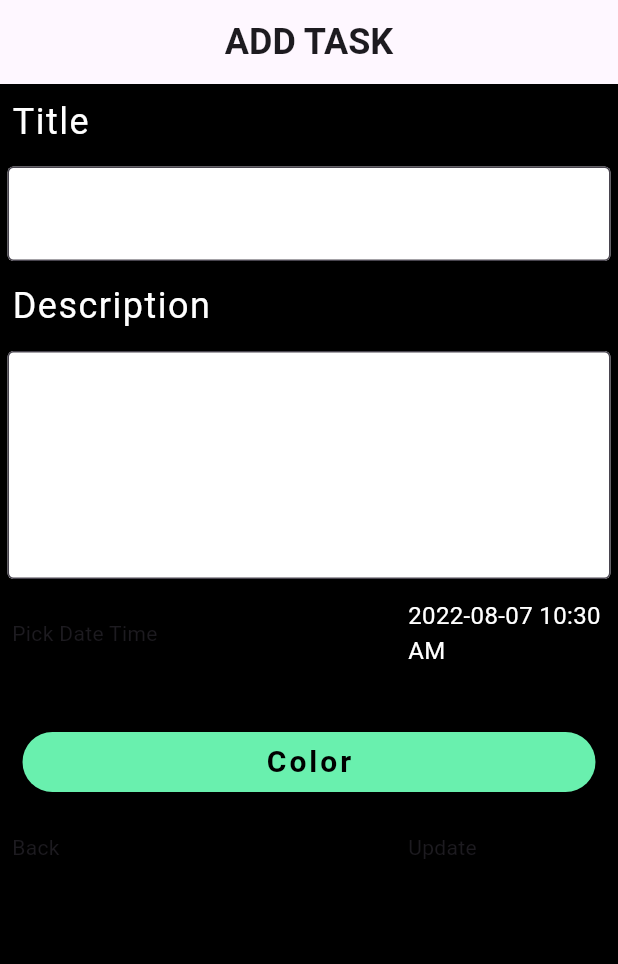
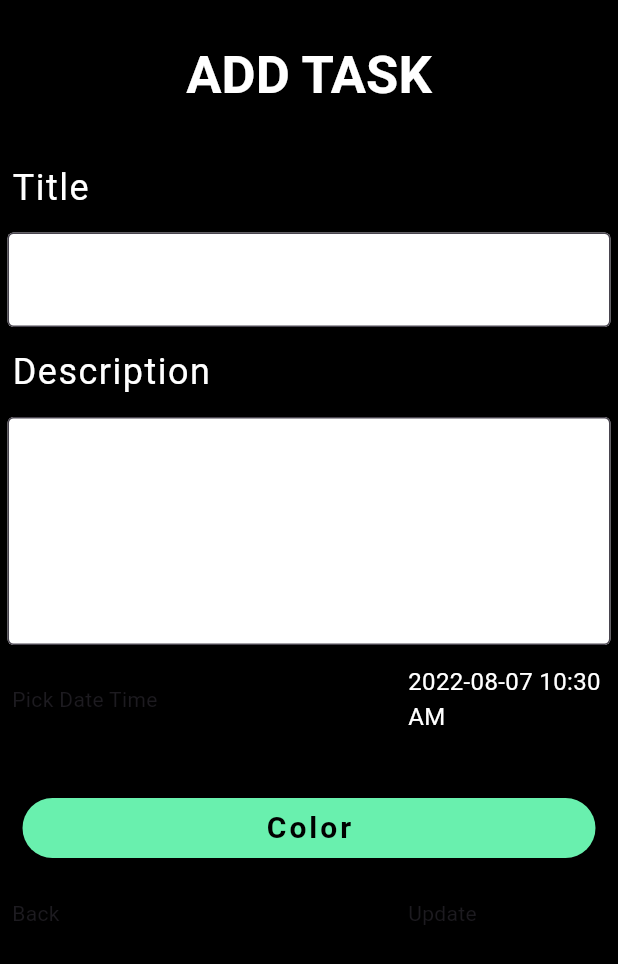
Before and after one commit to Mohsin222/task-app, a Flutter app: the screen it shows after launch, after a tap on the "add" icon, on a phone screen of 412 x 824 dp. Shown: the top 964 px of the screen. Run offline on Flutter 3.47's test engine with Material 2 defaults, Android fonts, the phone set to English and light mode, and no system bars; our stand-ins replace hive, hive_flutter; missing offline and left inert: flutter_glow, flutter_material_color_picker; accounts and stored records are empty.

Commit message:
My todo task app with Hive complete

```diff
--- a/lib/main.dart
+++ b/lib/main.dart
@@ -3,6 +3,7 @@ import 'package:hive_flutter/hive_flutter.dart';
 import 'package:provider/provider.dart';
 import 'package:todo_task_app/model/task_model.dart';
 import 'package:todo_task_app/provider/home_provider.dart';
+import 'package:todo_task_app/provider/practice_prov.dart';
 import 'package:todo_task_app/views/home_page.dart';
 
 Future<void> main()async {
@@ -23,6 +24,7 @@ class MyApp extends StatelessWidget {
     return MultiProvider(
       providers: [
            ChangeNotifierProvider(create: (context) => HomeProvider()),
+                 ChangeNotifierProvider(create: (context) => Practice_Provider()),
       ],
       child: MaterialApp(
         title: 'Flutter Demo',
--- /dev/null
+++ b/lib/provider/practice_prov.dart
@@ -0,0 +1,14 @@
+import 'package:flutter/cupertino.dart';
+
+class Practice_Provider extends ChangeNotifier{
+  // Future<Map> fetch()async{
+
+//    if(box.isEmpty){
+//     return Future.value();
+//   }else{
+//     return Future.value(box.toMap());
+//   }
+// }
+  String searchQuery = '';
+
+}
--- a/lib/views/a1.dart
+++ b/lib/views/a1.dart
@@ -12,7 +12,7 @@ class A1 extends StatelessWidget {
     HomeProvider homeProvider = Provider.of<HomeProvider>(context,listen: false);
    return Scaffold(
     body: FutureBuilder<Map>(
-      future:homeProvider.fetch() ,
+    //  future:homeProvider.fetch() ,
     builder: (context,AsyncSnapshot  snapshot){
 
 
--- a/lib/views/add_task.dart
+++ b/lib/views/add_task.dart
@@ -37,7 +37,9 @@ class AddTask extends StatelessWidget {
     return Scaffold(
       backgroundColor: Colors.black,
       appBar: AppBar(
-        title: const Text('ADD TASK',style: TextStyle(fontSize: 24,fontWeight: FontWeight.bold),),
+        toolbarHeight: 100,
+        backgroundColor: Colors.black,
+        title: const Text('ADD TASK',style: TextStyle(fontSize: 35,fontWeight: FontWeight.bold,color: Colors.white,),),
         centerTitle: true,
         automaticallyImplyLeading: false,
       ),
@@ -80,7 +82,7 @@ class AddTask extends StatelessWidget {
                               flex: 1,
                               child: Text(
                                 DateFormat('yyyy-MM-dd KK:mm a')
-                                    .format(DateTime.now()),
+                                    .format(value.dateTime),
                                 style: TextStyle(
                                     fontSize: 16, color: Colors.white),
                               )),
--- a/lib/widgets/home_page_card.dart
+++ b/lib/widgets/home_page_card.dart
@@ -16,10 +16,6 @@ final TaskModel todo;
       required this.index,
       this.box, required this.todo});
 
-      void a(){
-        DateTime d = DateTime.now();
-      print(  todo.time.isBefore(d));
-      }
 
   @override
   Widget build(BuildContext context) {
@@ -81,7 +77,7 @@ final TaskModel todo;
               child: Text(
                   todo.description,
                  // 'The second example uses the same size constraints which require the width and the height to be',
-                  maxLines: 2,
+                  maxLines: 1,
                   overflow: TextOverflow.ellipsis,
 
                   style: TextStyle(
```
Also changed, not shown: lib/provider/home_provider.dart (+74 -95 lines), lib/views/details_screen.dart (+19 -13 lines), lib/views/home_page.dart (+8 -5 lines).
